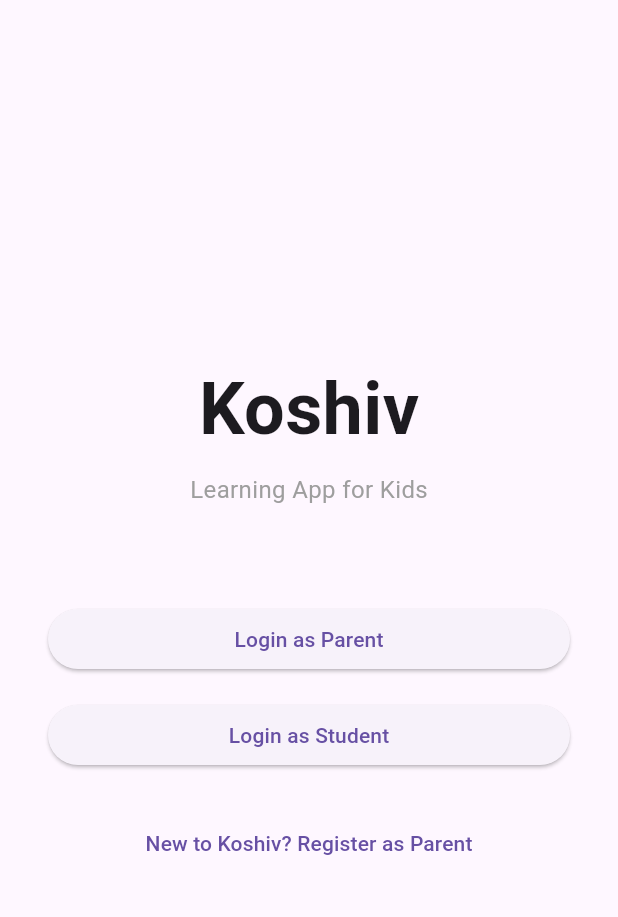
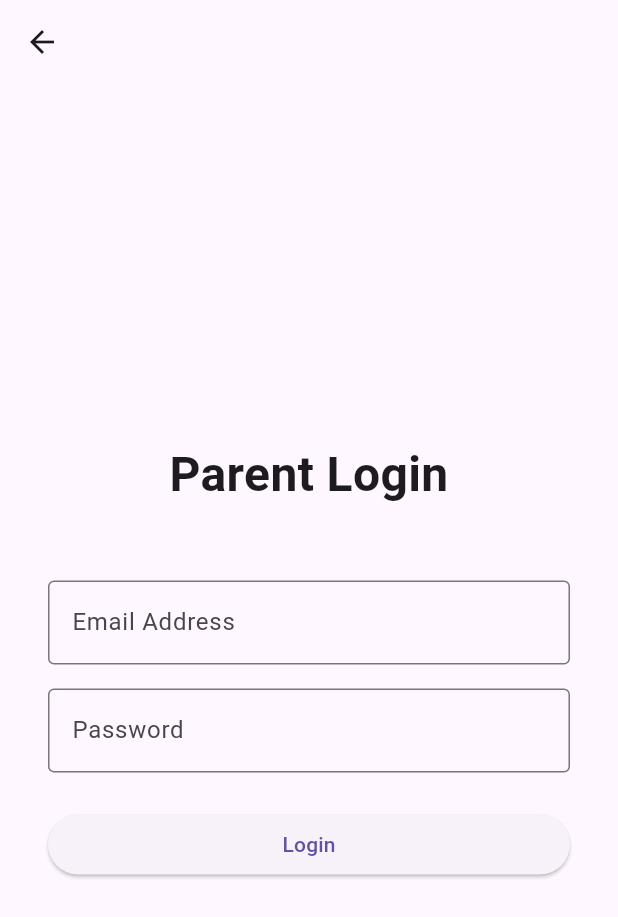
Before and after one commit to koushaljhacs/koshiv-kid-learning-app, a Flutter app: the screen it shows after launch, after a tap on "Login as Parent", on a phone screen of 412 x 824 dp. Shown: the top 917 px of the screen. Run offline on Flutter 3.47's test engine with Material 3 defaults, Android fonts, the phone set to English and light mode, and no system bars; our stand-ins replace flutter_dotenv.

Commit message:
feat: add parent login screen with navigation wiring and named routing

```diff
--- /dev/null
+++ b/koshiv_frontend/lib/features/auth/presentation/parent_login_screen.dart
@@ -0,0 +1,84 @@
+/**
+ * ============================================================
+ * Developer Name: Koushal Jha
+ * Developer Email: koushaljha.cs@gmail.com
+ * Project Name: Koshiv - Learning App for Kids
+ * Role: Frontend Developer
+ * Module: auth_presentation
+ * File: lib/features/auth/presentation/parent_login_screen.dart
+ * Original File Version: 1.0.0
+ * Complete Version Tracing:
+ * Version 1.0.0 | Initial Parent Login Screen — Email and password form UI
+ *
+ * Aim: Parent Login Form UI
+ * Why: To provide a secure login interface for parents with email and password fields.
+ *      Serves as the entry point for parent authentication before RBAC enforcement.
+ * ============================================================
+ */
+
+import 'package:flutter/material.dart';
+
+class ParentLoginScreen extends StatefulWidget {
+  const ParentLoginScreen({super.key});
+
+  @override
+  State<ParentLoginScreen> createState() => _ParentLoginScreenState();
+}
+
+class _ParentLoginScreenState extends State<ParentLoginScreen> {
+  @override
+  Widget build(BuildContext context) {
+    return Scaffold(
+      appBar: AppBar(
+        leading: IconButton(
+          icon: const Icon(Icons.arrow_back),
+          onPressed: () {
+            Navigator.pop(context);
+          },
+        ),
+      ),
+      body: SafeArea(
+        child: Padding(
+          padding: const EdgeInsets.symmetric(horizontal: 32.0),
+          child: Column(
+            mainAxisAlignment: MainAxisAlignment.center,
+            crossAxisAlignment: CrossAxisAlignment.stretch,
+            children: [
+              const Text(
+                'Parent Login',
+                style: TextStyle(
+                  fontSize: 32,
+                  fontWeight: FontWeight.bold,
+                ),
+                textAlign: TextAlign.center,
+              ),
+              const SizedBox(height: 48),
+              TextField(
+                keyboardType: TextInputType.emailAddress,
+                decoration: const InputDecoration(
+                  labelText: 'Email Address',
+                  border: OutlineInputBorder(),
+                ),
+              ),
+              const SizedBox(height: 16),
+              TextField(
+                obscureText: true,
+                decoration: const InputDecoration(
+                  labelText: 'Password',
+                  border: OutlineInputBorder(),
+                ),
+              ),
+              const SizedBox(height: 24),
+              ElevatedButton(
+                onPressed: () {
+                  debugPrint('Initiating Parent Login API Call...');
+                },
+                child: const Text('Login'),
+              ),
+            ],
+          ),
+        ),
+      ),
+    );
+  }
+}
--- a/koshiv_frontend/lib/features/auth/presentation/role_selection_screen.dart
+++ b/koshiv_frontend/lib/features/auth/presentation/role_selection_screen.dart
@@ -9,6 +9,7 @@
  * Original File Version: 1.0.0
  * Complete Version Tracing:
  * Version 1.0.0 | Initial Role Selection Screen — Parent/Student login and registration entry points
+ * Version 1.1.0 | Wired Login as Parent button to navigate to ParentLoginScreen via AppRoutes
  *
  * Aim: Role Selection UI for Authentication Flow
  * Why: To enforce RBAC and COPPA data isolation from the first user interaction.
@@ -17,6 +18,7 @@
  */
 
 import 'package:flutter/material.dart';
+import '../../../core/routes/app_routes.dart';
 
 class RoleSelectionScreen extends StatelessWidget {
   const RoleSelectionScreen({super.key});
@@ -54,7 +56,7 @@ class RoleSelectionScreen extends StatelessWidget {
                   width: double.infinity,
                   child: ElevatedButton(
                     onPressed: () {
-                      debugPrint('Navigating to Parent Login...');
+                      Navigator.pushNamed(context, AppRoutes.parentLogin);
                     },
                     child: const Text('Login as Parent'),
                   ),
--- a/koshiv_frontend/lib/main.dart
+++ b/koshiv_frontend/lib/main.dart
@@ -11,17 +11,20 @@
  * Version 1.0.0 | Initial Main Entry Point — Environment initialization before runApp, placeholder home screen
  * Version 1.1.0 | Updated home to RoleSelectionScreen — App now boots directly into role selection flow
  * Version 1.1.1 | Updated import path — Changed from api.config.dart to api_config.dart per snake_case convention
+ * Version 1.2.0 | Added named routing — Replaced home with initialRoute and routes map using AppRoutes constants
  *
- * Aim: Application Entry Point with Secure Boot and Role-Based Routing
+ * Aim: Application Entry Point with Secure Boot and Named Routing
  * Why: To ensure ApiConfig loads environment variables before any widget renders,
- *      and to direct users to role selection as the first interaction point
- *      for RBAC and COPPA compliance.
+ *      and to provide centralized named routing for type-safe navigation
+ *      across the authentication flow.
  * ============================================================
  */
 
 import 'package:flutter/material.dart';
 import 'core/config/api_config.dart';
+import 'core/routes/app_routes.dart';
 import 'features/auth/presentation/role_selection_screen.dart';
+import 'features/auth/presentation/parent_login_screen.dart';
 
 void main() async {
   WidgetsFlutterBinding.ensureInitialized();
@@ -36,7 +39,11 @@ class KoshivApp extends StatelessWidget {
   Widget build(BuildContext context) {
     return MaterialApp(
       title: 'Koshiv Edu',
-      home: const RoleSelectionScreen(),
+      initialRoute: AppRoutes.roleSelection,
+      routes: {
+        AppRoutes.roleSelection: (context) => const RoleSelectionScreen(),
+        AppRoutes.parentLogin: (context) => const ParentLoginScreen(),
+      },
     );
   }
 }
```
